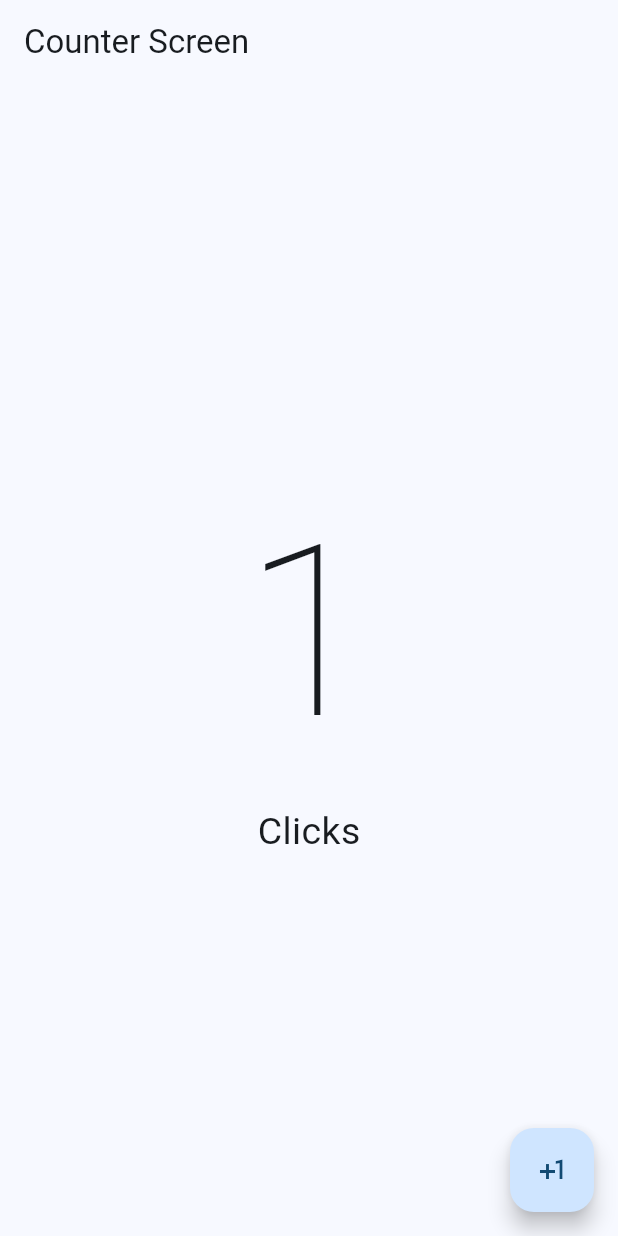
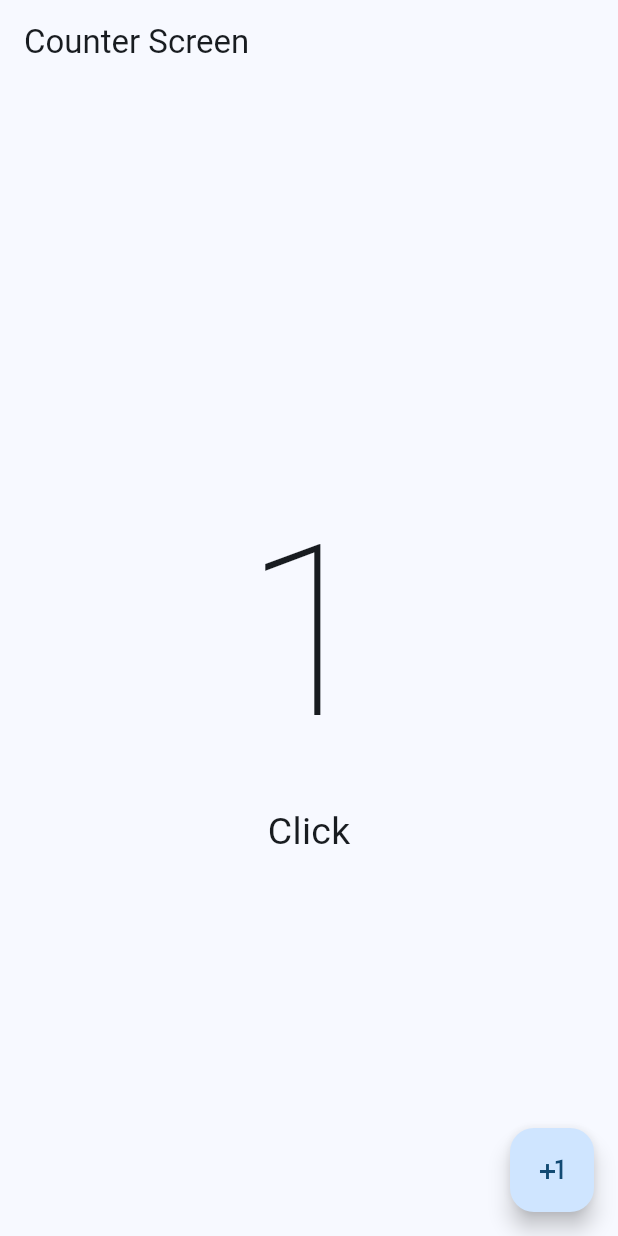
Before and after one commit to LucasMJuarez/dart-example-2, a Flutter app: the screen it shows after launch, after a tap on the "plus one" icon, on a phone screen of 412 x 824 dp. Run offline on Flutter 3.47's test engine with Material 3 defaults, Android fonts, the phone set to English and light mode, and no system bars.

Commit message:
replace for click if count is one

```diff
--- a/lib/presentation/screens/counter/counter_screen.dart
+++ b/lib/presentation/screens/counter/counter_screen.dart
@@ -25,7 +25,10 @@ class _CounterScreenState extends State<CounterScreen> {
                 fontWeight: FontWeight.w100,
               ),
             ),
-            const Text('Clicks', style: TextStyle(fontSize: 25)),
+            Text(
+              clickCounter == 1 ? 'Click' : 'Clicks',
+              style: const TextStyle(fontSize: 25),
+            ),
           ],
         ),
       ),
```
